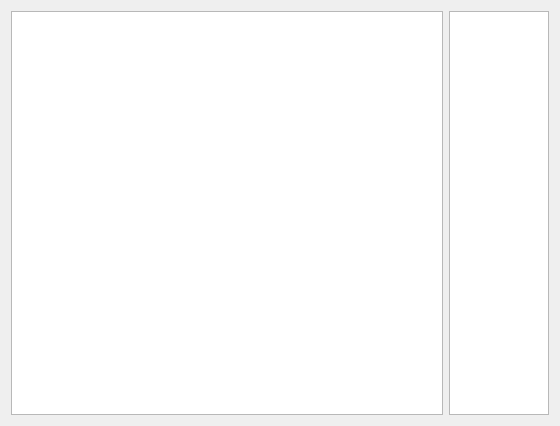
Before: the Qt Designer form interface/interfacetab.ui in ThFeneuil/KholloAutoQt, drawn with Qt 5.
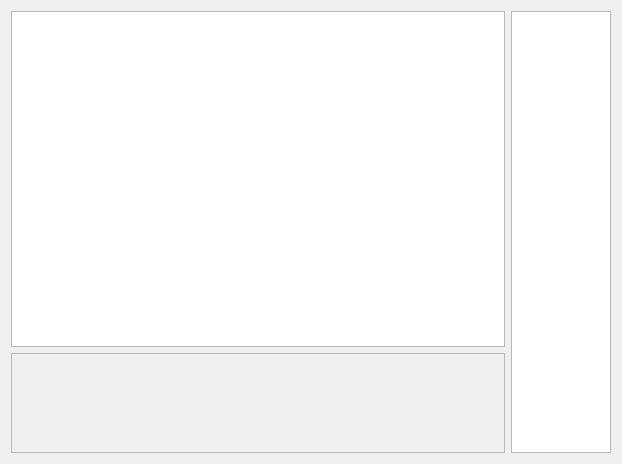
After: the same form once the commit is applied.

Commit message: [Bug] Ajout sélection - Interface

What changed in the file:
```diff
--- a/interface/interfacetab.ui
+++ b/interface/interfacetab.ui
@@ -6,8 +6,8 @@
    <rect>
     <x>0</x>
     <y>0</y>
-    <width>560</width>
-    <height>426</height>
+    <width>622</width>
+    <height>464</height>
    </rect>
   </property>
   <property name="windowTitle">
@@ -15,7 +15,34 @@
   </property>
   <layout class="QHBoxLayout" name="horizontalLayout">
    <item>
-    <widget class="QGraphicsView" name="viewTable"/>
+    <layout class="QVBoxLayout" name="verticalLayout">
+     <item>
+      <widget class="QGraphicsView" name="viewTable"/>
+     </item>
+     <item>
+      <widget class="QScrollArea" name="scrollArea">
+       <property name="maximumSize">
+        <size>
+         <width>16777215</width>
+         <height>100</height>
+        </size>
+       </property>
+       <property name="widgetResizable">
+        <bool>true</bool>
+       </property>
+       <widget class="QWidget" name="areaKholles">
+        <property name="geometry">
+         <rect>
+          <x>0</x>
+          <y>0</y>
+          <width>494</width>
+          <height>98</height>
+         </rect>
+        </property>
+       </widget>
+      </widget>
+     </item>
+    </layout>
    </item>
    <item>
     <widget class="QListWidget" name="list_kholleurs">
```
The commit also changes 7 other files.
